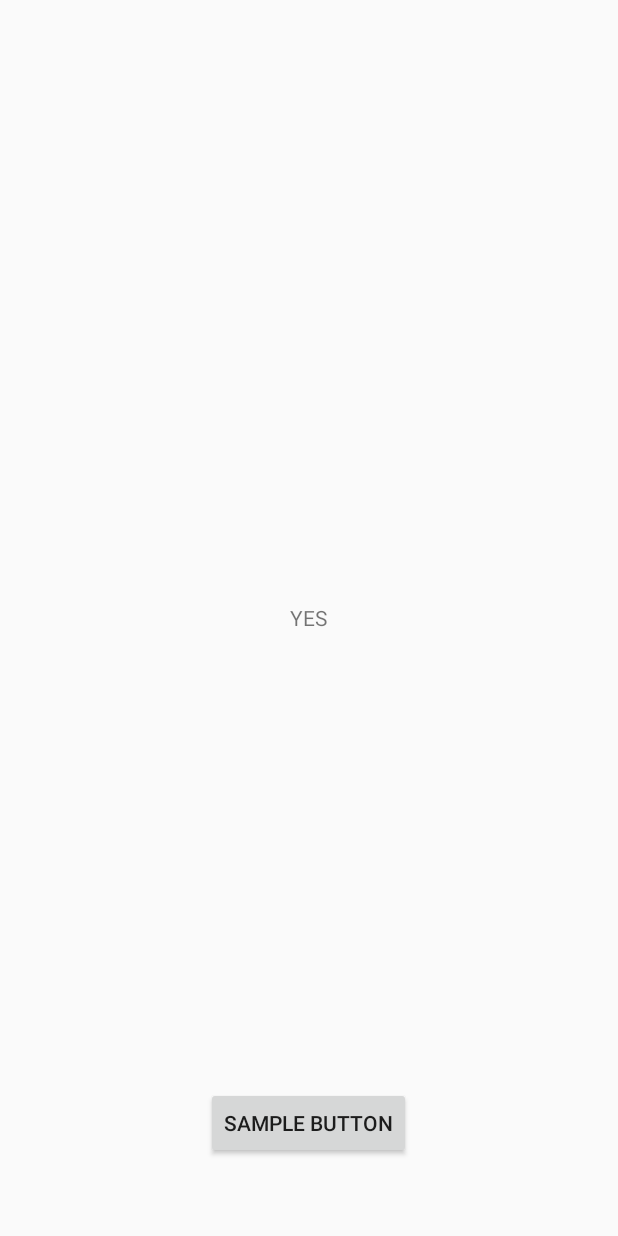
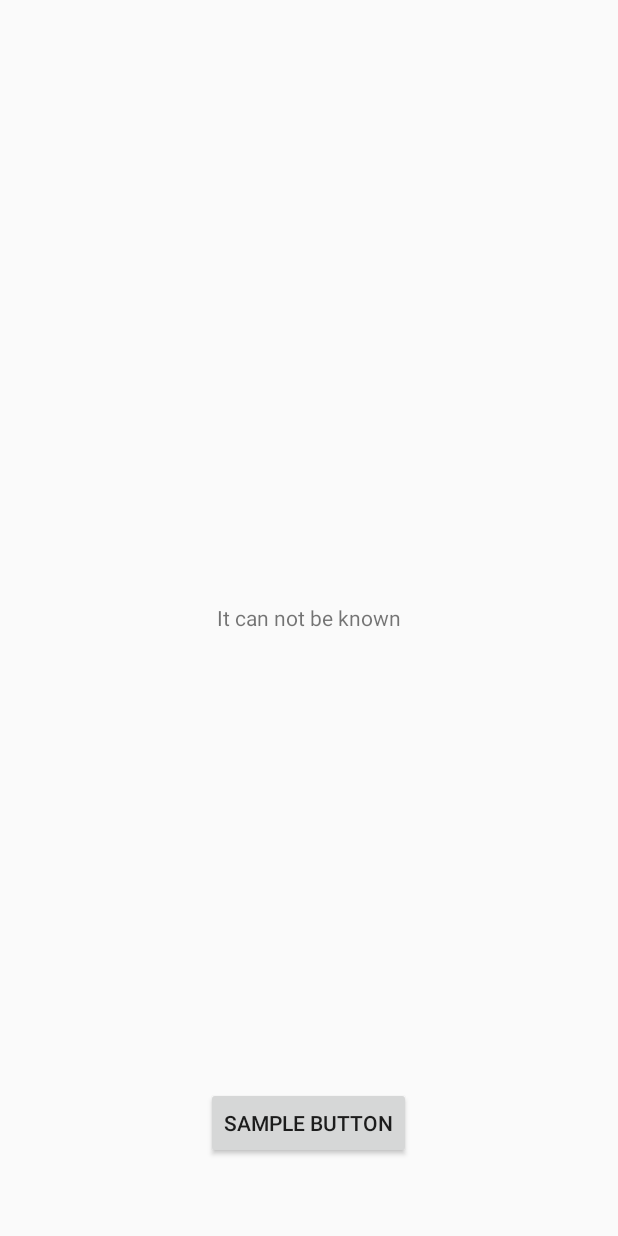
Before and after one commit to ryanloerzel/FortuneOrbApp, an Android app: the screen it shows after launch (MainActivity), after a tap on "SAMPLE BUTTON", on a phone screen of 412 x 824 dp. Run offline under Robolectric (Android 15) with nearby library versions, the phone set to English and light mode, and no system bars.

Commit message:
Added an array of messages to be displayed by the orb

```diff
--- a/Fortune  Orb/src/main/java/com/spacecasestudios/fortuneorb/fortuneorb/MainActivity.java
+++ b/Fortune  Orb/src/main/java/com/spacecasestudios/fortuneorb/fortuneorb/MainActivity.java
@@ -9,8 +9,30 @@ import android.view.View;
 import android.widget.Button;
 import android.widget.TextView;
 
+import java.util.Random;
+
 
 public class MainActivity extends Activity {
+
+    //An array of available answers that will be shown in the orb
+    private String[] answers = {
+            "It is undeniable",
+            "All signs point to YES",
+            "It is certain",
+            "Without a single doubt",
+            "It is decidedly so",
+            "The stars are not aligned",
+            "Don't count on it",
+            "Very doubtful",
+            "My reply is a strong NO",
+            "The Gods are not on your side",
+            "Most certainly not",
+            "It can not be known",
+            "Better not tell you now",
+            "Meditate and ask again",
+            "The Gods frown upon such questions",
+            "What will be will be"
+    };
 
     @Override
     protected void onCreate(Bundle savedInstanceState) {
@@ -25,7 +47,14 @@ public class MainActivity extends Activity {
             @Override
             public void onClick(View view) {
                 //The button was clicked, so update the answer label with an answer
-                String answer = "YES";
+                String answer = "";
+
+                //Randomly select an integer to index the answers array
+                Random randomGenerator = new Random();
+                int randomNumber = randomGenerator.nextInt(answers.length);
+                answer = answers[randomNumber];
+
+                //Update the label with a dynamic answer
                 answerLabel.setText(answer);
             }
         });
```
